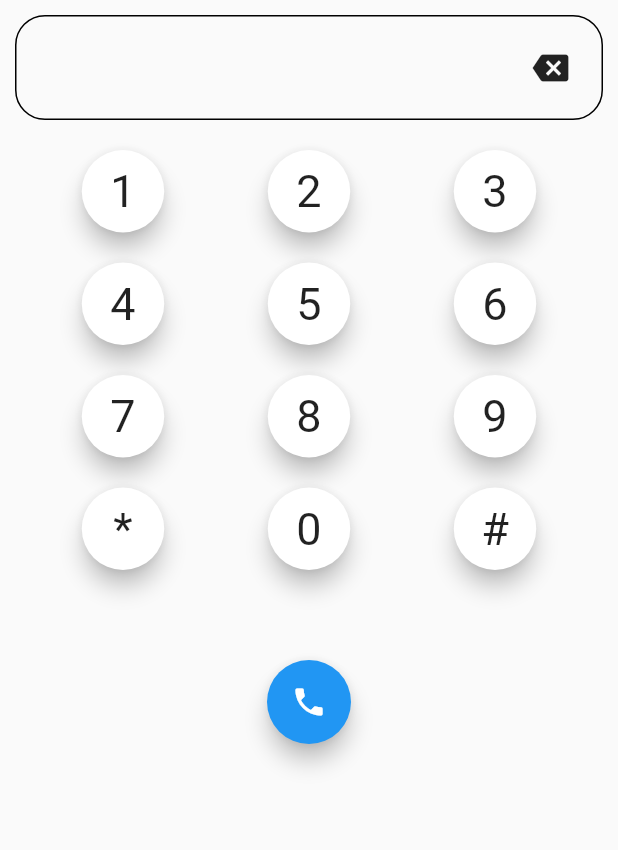
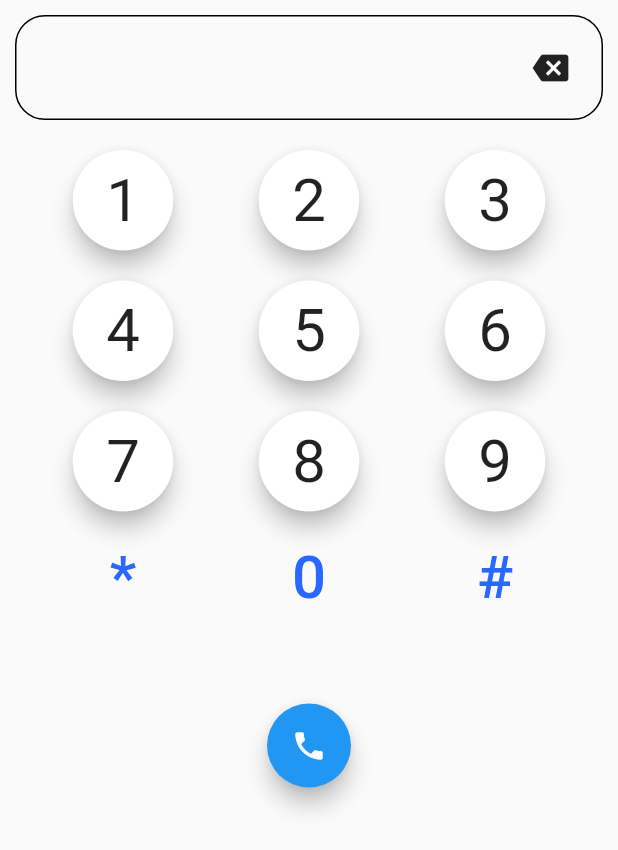
Before and after one commit to mjohnsullivan/dialer, a Flutter app: the screen it shows after launch, on a phone screen of 412 x 824 dp. Shown: the top 850 px of the screen. Run offline on Flutter 3.47's test engine with Material 2 defaults, Android fonts, the phone set to English and light mode, and no system bars; our stand-ins replace audioplayers.

Commit message:
Styling updates

```diff
--- a/lib/main.dart
+++ b/lib/main.dart
@@ -7,7 +7,10 @@ import 'package:flutter/services.dart';
 
 import 'package:scoped_model/scoped_model.dart';
 
-final digitTextStyle = TextStyle(fontSize: 30);
+import 'package:audioplayers/audio_cache.dart';
+
+final digitTextStyle = TextStyle(fontSize: 40);
+final flatDigitColor = Color(0xff2969ff);
 
 void main() => runApp(MyApp());
 
@@ -73,7 +76,7 @@ class NumberPad extends StatelessWidget {
           ),
           TableRow(
             children: ['*', '0', '#']
-                .map<Widget>((char) => DigitButton(char: char))
+                .map<Widget>((char) => FlatDigitButton(char: char))
                 .toList(),
           ),
         ],
@@ -98,6 +101,26 @@ class DigitButton extends StatelessWidget {
               fillColor: Colors.white,
               padding: const EdgeInsets.all(10),
               child: Text(char, style: digitTextStyle),
+              onPressed: () => model.addDigit(char),
+            ),
+      ),
+    );
+  }
+}
+
+class FlatDigitButton extends StatelessWidget {
+  FlatDigitButton({this.char});
+  final String char;
+
+  @override
+  Widget build(BuildContext context) {
+    return Padding(
+      padding: const EdgeInsets.all(10.0),
+      child: ScopedModelDescendant<PhoneNumberModel>(
+        rebuildOnChange: false,
+        builder: (context, _, model) => FlatButton(
+              child: Text(char,
+                  style: digitTextStyle.copyWith(color: flatDigitColor)),
               onPressed: () => model.addDigit(char),
             ),
       ),
@@ -211,3 +234,8 @@ String _formatPhoneNumber(String number) {
       return ('(${number.substring(0, 3)}) ${number.substring(3, 6)}-${number.substring(6)}');
   }
 }
+
+void playSound(String asset) {
+  final player = AudioCache();
+  // player.play('beep.mp3');
+}
--- a/pubspec.yaml
+++ b/pubspec.yaml
@@ -11,6 +11,7 @@ dependencies:
     sdk: flutter
 
   scoped_model: ^1.0.1
+  audioplayers: ^0.8.0
 
 dev_dependencies:
   flutter_test:
@@ -19,8 +20,7 @@ dev_dependencies:
 flutter:
   uses-material-design: true
 
-  # To add assets to your application, add an assets section, like this:
-  # assets:
+  assets:
   #  - images/a_dot_burr.jpeg
   #  - images/a_dot_ham.jpeg
 
```
Also changed, not shown: lib/theme.dart (deleted), 3 other files.
